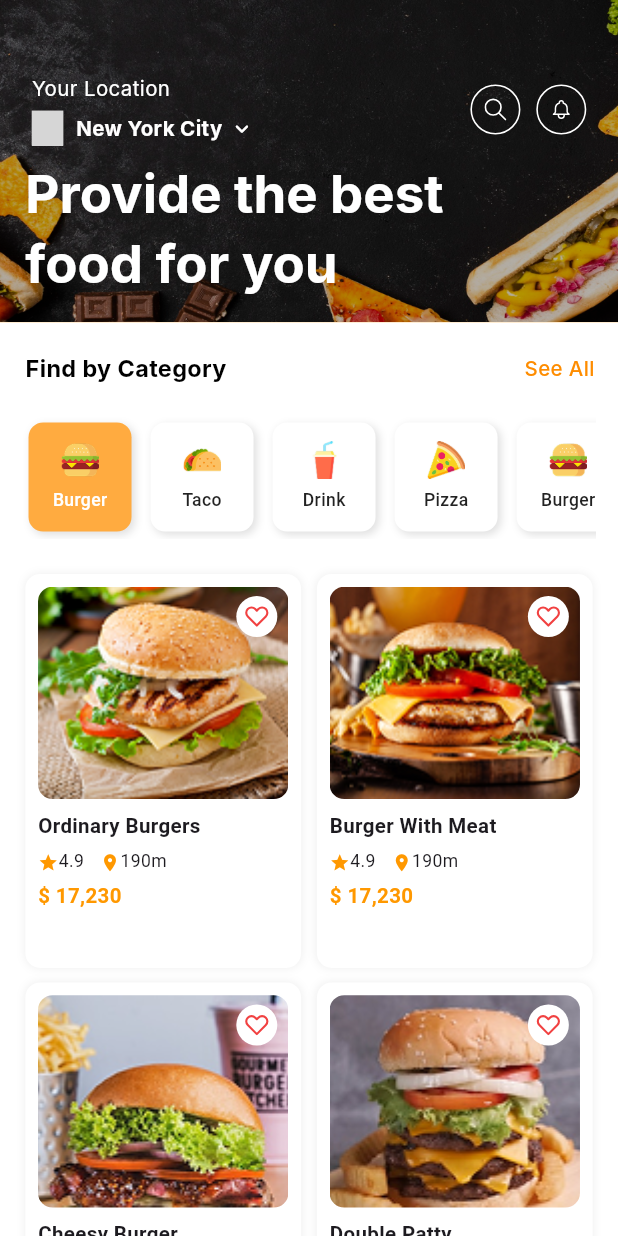
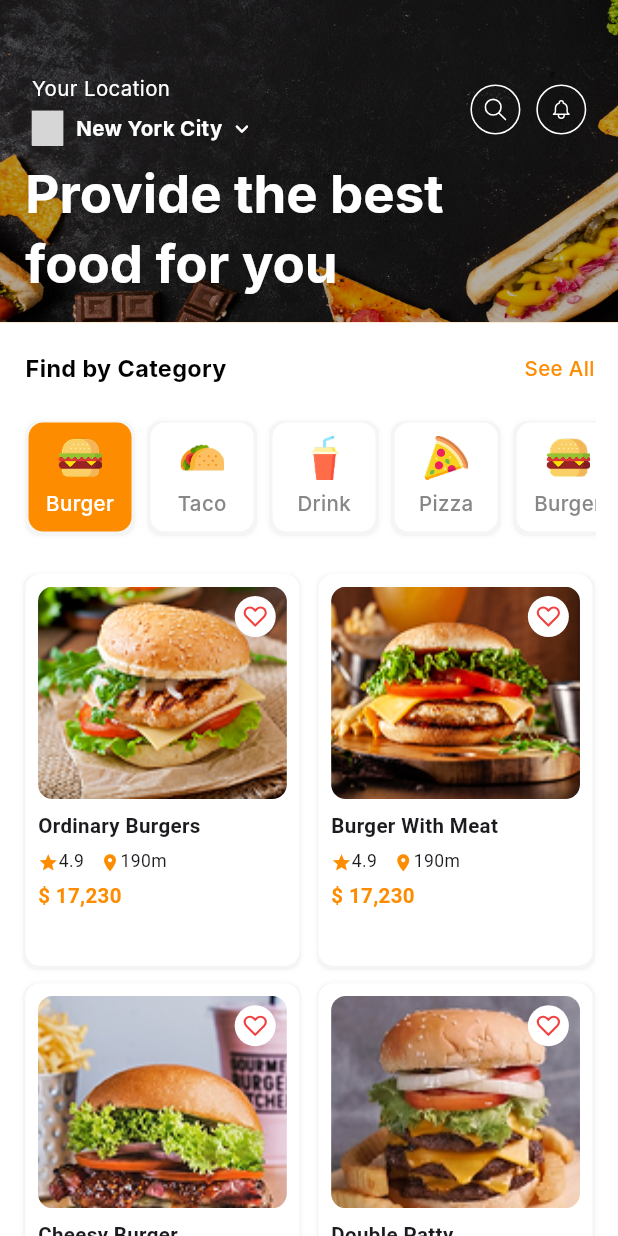
Before and after one commit to Suffixdigital/Zomato-Style-Food-Delivery-App, a Flutter app: the HomeScreen screen opened directly, on a phone screen of 412 x 824 dp. Run offline on Flutter 3.47's test engine with Material 3 defaults, Android fonts, the phone set to English and light mode, and no system bars; our stand-ins replace carousel_slider, flutter_riverpod, flutter_screenutil, flutter_svg, lottie, persistent_bottom_nav_bar_v2 and 2 more; Roboto replaces fonts that are missing (Inter); grey boxes are pictures that could not be loaded.

```diff
--- a/lib/core/constants/text_styles.dart
+++ b/lib/core/constants/text_styles.dart
@@ -272,8 +272,8 @@ class AppTextTheme extends ThemeExtension<AppTextTheme> {
       fontStyle: FontStyle.normal,
       decoration: TextDecoration.none,
     ),
-    headingH5Medium: const TextStyle(
-      fontSize: 24,
+    headingH5Medium: TextStyle(
+      fontSize: isTablet ? 36.sp : 24.sp,
       fontWeight: FontWeight.w500,
       fontFamily: "Inter",
       height: 1.33,
@@ -297,7 +297,7 @@ class AppTextTheme extends ThemeExtension<AppTextTheme> {
       decoration: TextDecoration.none,
     ),
     headingH6SemiBold: TextStyle(
-      fontSize: isTablet ? 26.sp : 18.sp,
+      fontSize: isTablet ? 26.sp : 20.sp,
       fontWeight: FontWeight.w700,
       fontFamily: "Inter",
       height: 1.44,
@@ -440,8 +440,8 @@ class AppTextTheme extends ThemeExtension<AppTextTheme> {
       fontStyle: FontStyle.normal,
       decoration: TextDecoration.none,
     ),
-    bodySuperSmallRegular: const TextStyle(
-      fontSize: 10,
+    bodySuperSmallRegular: TextStyle(
+      fontSize: isTablet ? 12.sp : 10.sp,
       fontWeight: FontWeight.w400,
       fontFamily: "Inter",
       height: 1.6,
--- a/lib/main.dart
+++ b/lib/main.dart
@@ -2,6 +2,7 @@ import 'package:flutter/material.dart';
 import 'package:flutter/services.dart';
 import 'package:flutter_riverpod/flutter_riverpod.dart';
 import 'package:flutter_screenutil/flutter_screenutil.dart';
+import 'package:smart_flutter/core/constants/app_colors.dart';
 
 // Assuming OnboardingScreen is in this path
 import 'screens/onboarding_screen.dart'; //
@@ -126,7 +127,7 @@ class MyApp extends StatelessWidget {
             // Colors.orange will generate different shades of orange for UI elements.
             primarySwatch: Colors.orange,
             // Sets the default background color for [Scaffold] widgets.
-            scaffoldBackgroundColor: Colors.white,
+            scaffoldBackgroundColor: AppColors.neutral0,
             // Enables Material 3 design features and components.
             useMaterial3: true,
           ),
--- a/lib/screens/email_otp_verification_screen.dart
+++ b/lib/screens/email_otp_verification_screen.dart
@@ -215,7 +215,8 @@ class _EmailOtpVerificationScreenState
                                     child: ElevatedButton(
                                       onPressed: onContinuePressed,
                                       style: ElevatedButton.styleFrom(
-                                        backgroundColor: Colors.orange,
+                                        backgroundColor:
+                                            AppColors.primaryAccent,
                                         padding: EdgeInsets.symmetric(
                                           vertical: 16.h,
                                         ),
--- a/lib/screens/forgot_password_contact_details_screen.dart
+++ b/lib/screens/forgot_password_contact_details_screen.dart
@@ -147,7 +147,7 @@ class _ForgotPasswordContactDetailsScreenState
                     );
                   },
                   style: ElevatedButton.styleFrom(
-                    backgroundColor: Colors.orange,
+                    backgroundColor: AppColors.primaryAccent,
                     padding: EdgeInsets.symmetric(vertical: 16.h),
                     shape: RoundedRectangleBorder(
                       borderRadius: BorderRadius.circular(30.r),
--- a/lib/screens/forgot_password_screen.dart
+++ b/lib/screens/forgot_password_screen.dart
@@ -77,7 +77,7 @@ class _ForgotPasswordScreenState extends State<ForgotPasswordScreen> {
                             );
                           },
                           style: ElevatedButton.styleFrom(
-                            backgroundColor: Colors.orange,
+                            backgroundColor: AppColors.primaryAccent,
                             padding: EdgeInsets.symmetric(vertical: 16.h),
                             shape: RoundedRectangleBorder(
                               borderRadius: BorderRadius.circular(30.r),
--- a/lib/screens/home_screen.dart
+++ b/lib/screens/home_screen.dart
@@ -30,49 +30,6 @@ class _HomeScreenState extends State<HomeScreen> {
     {"icon": "assets/images/pizza.png", "label": "Pizza"},
   ];
 
-  /*final List<BurgerModel> burgers = [
-    BurgerModel(
-      id: "1",
-      name: 'Ordinary Burgers',
-      image: 'assets/images/burger1.png',
-    ),
-    BurgerModel(
-      id: "1",
-      name: 'Burger With Meat',
-      image: 'assets/images/burger2.png',
-    ),
-    BurgerModel(
-      id: "1",
-      name: 'BBQ Burger',
-      image: 'assets/images/burger3.png',
-    ),
-    BurgerModel(
-      id: "1",
-      name: 'Cheese Overload',
-      image: 'assets/images/burger4.png',
-    ),
-    BurgerModel(
-      id: "1",
-      name: 'Ordinary Burgers',
-      image: 'assets/images/burger1.png',
-    ),
-    BurgerModel(
-      id: "1",
-      name: 'Burger With Meat',
-      image: 'assets/images/burger2.png',
-    ),
-    BurgerModel(
-      id: "1",
-      name: 'BBQ Burger',
-      image: 'assets/images/burger3.png',
-    ),
-    BurgerModel(
-      id: "1",
-      name: 'Cheese Overload',
-      image: 'assets/images/burger4.png',
-    ),
-  ];*/
-
   @override
   Widget build(BuildContext context) {
     return LayoutBuilder(
@@ -91,7 +48,7 @@ class _HomeScreenState extends State<HomeScreen> {
               SliverAppBar(
                 expandedHeight: 220.h,
                 pinned: true,
-                backgroundColor: Colors.orange,
+                backgroundColor: AppColors.primaryAccent,
                 flexibleSpace: FlexibleSpaceBar(
                   titlePadding: EdgeInsets.only(
                     left: 16.w,
@@ -163,7 +120,7 @@ class _HomeScreenState extends State<HomeScreen> {
                                         SizedBox(width: 4.w),
                                         Icon(
                                           Icons.keyboard_arrow_down_rounded,
-                                          color: Colors.white,
+                                          color: AppColors.neutral0,
                                           size: 18.sp,
                                         ),
                                       ],
@@ -270,8 +227,8 @@ class _HomeScreenState extends State<HomeScreen> {
                   gridDelegate: SliverGridDelegateWithFixedCrossAxisCount(
                     crossAxisCount: crossAxisCount,
                     childAspectRatio: 0.7,
-                    crossAxisSpacing: 10.w,
-                    mainAxisSpacing: 10.h,
+                    crossAxisSpacing: 12.w,
+                    mainAxisSpacing: 12.h,
                   ),
                 ),
               ),
@@ -286,27 +243,29 @@ class _HomeScreenState extends State<HomeScreen> {
     return Container(
       padding: EdgeInsets.all(8.w),
       decoration: BoxDecoration(
-        color: selected ? Colors.orangeAccent : Colors.white,
+        color: selected ? AppColors.primaryAccent : AppColors.neutral0,
         borderRadius: BorderRadius.circular(10.r),
         boxShadow: [
           BoxShadow(
-            color: Colors.black12,
-            blurRadius: 4.r,
-            offset: Offset(2, 2),
+            color: AppColors.neutral20,
+            spreadRadius: 2.r,
+            blurRadius: 2.r,
+            blurStyle: BlurStyle.solid,
+            offset: Offset(0, 1),
           ),
         ],
       ),
       child: Column(
         mainAxisAlignment: MainAxisAlignment.center,
         children: [
-          Image.asset(icon, width: 24.w, height: 24.w),
+          Image.asset(icon, width: 28.w, height: 28.w),
           SizedBox(height: 6.h),
           Text(
             label,
-            style: TextStyle(
-              color: selected ? Colors.white : Colors.black87,
-              fontWeight: FontWeight.w500,
-              fontSize: 12.sp,
+            style: AppTextTheme.fallback(
+              isTablet: false,
+            ).bodyMediumMedium!.copyWith(
+              color: selected ? AppColors.neutral0 : AppColors.neutral60,
             ),
           ),
         ],
@@ -326,8 +285,16 @@ class _HomeScreenState extends State<HomeScreen> {
       child: Container(
         decoration: BoxDecoration(
           borderRadius: BorderRadius.circular(10.r),
-          color: Colors.white,
-          boxShadow: [BoxShadow(color: Colors.grey.shade200, blurRadius: 5.r)],
+          color: AppColors.neutral0,
+          boxShadow: [
+            BoxShadow(
+              color: AppColors.neutral20,
+              spreadRadius: 1.r,
+              blurRadius: 2.r,
+              blurStyle: BlurStyle.solid,
+              offset: Offset(0, 1.5),
+            ),
+          ],
         ),
         child: Column(
           crossAxisAlignment: CrossAxisAlignment.start,
@@ -351,7 +318,7 @@ class _HomeScreenState extends State<HomeScreen> {
                   right: 15.w,
                   child: CircleAvatar(
                     radius: 14.r,
-                    backgroundColor: Colors.white,
+                    backgroundColor: AppColors.neutral0,
                     child: SvgPicture.asset(
                       "assets/icons/favorite.svg",
                       width: 16.w,
@@ -380,13 +347,17 @@ class _HomeScreenState extends State<HomeScreen> {
                   SizedBox(height: 5.h),
                   Row(
                     children: [
-                      Icon(Icons.star, color: Colors.orange, size: 14.sp),
+                      Icon(
+                        Icons.star,
+                        color: AppColors.primaryAccent,
+                        size: 14.sp,
+                      ),
                       Text('4.9', style: TextStyle(fontSize: 12.sp)),
                       SizedBox(width: 10.w),
                       Icon(
                         Icons.location_on,
                         size: 14.sp,
-                        color: Colors.orange,
+                        color: AppColors.primaryAccent,
                       ),
                       Text('190m', style: TextStyle(fontSize: 12.sp)),
                     ],
@@ -395,7 +366,7 @@ class _HomeScreenState extends State<HomeScreen> {
                   Text(
                     '\$ 17,230',
                     style: TextStyle(
-                      color: Colors.orange,
+                      color: AppColors.primaryAccent,
                       fontWeight: FontWeight.bold,
                       fontSize: 14.sp,
                     ),
--- a/lib/screens/reset_password_screen.dart
+++ b/lib/screens/reset_password_screen.dart
@@ -225,7 +225,8 @@ class _ResetPasswordScreenState extends State<ResetPasswordScreen> {
                                         child: ElevatedButton(
                                           onPressed: _onVerifyPressed,
                                           style: ElevatedButton.styleFrom(
-                                            backgroundColor: Colors.orange,
+                                            backgroundColor:
+                                                AppColors.primaryAccent,
                                             padding: EdgeInsets.symmetric(
                                               vertical: 16.h,
                                             ),
--- a/lib/views/widgets/cart_screen/cart_filled_view.dart
+++ b/lib/views/widgets/cart_screen/cart_filled_view.dart
@@ -99,7 +99,7 @@ class CartFilledView extends ConsumerWidget {
                 ElevatedButton(
                   onPressed: () {},
                   style: ElevatedButton.styleFrom(
-                    backgroundColor: Colors.orange,
+                    backgroundColor: AppColors.primaryAccent,
                     shape: RoundedRectangleBorder(
                       borderRadius: BorderRadius.circular(20.r),
                     ),
@@ -480,7 +480,7 @@ class CartFilledView extends ConsumerWidget {
             child: ElevatedButton(
               onPressed: () {},
               style: ElevatedButton.styleFrom(
-                backgroundColor: Colors.orange,
+                backgroundColor: AppColors.primaryAccent,
                 padding: EdgeInsets.symmetric(vertical: 16.h),
                 shape: RoundedRectangleBorder(
                   borderRadius: BorderRadius.circular(30.r),
--- a/pubspec.yaml
+++ b/pubspec.yaml
@@ -46,6 +46,7 @@ dependencies:
   carousel_slider: ^5.0.0
   smooth_page_indicator: ^1.2.1
   flutter_riverpod: ^2.6.1
+  google_fonts: ^6.2.1
 
 dev_dependencies:
   flutter_test:
```
Also changed, not shown: lib/model/credit_card_model.dart (added, +13 -0 lines), lib/screens/credit_card_screen.dart (added, +118 -0 lines), lib/screens/profile_screen.dart (+8 -1 lines), lib/viewmodels/credit_card_viewmodel.dart (added, +49 -0 lines), lib/views/widgets/credit_card_screen/card_list_tile.dart (added, +63 -0 lines), lib/views/widgets/credit_card_screen/credit_card_header.dart (added, +49 -0 lines), lib/views/widgets/credit_card_screen/credit_card_widget.dart (added, +110 -0 lines), assets/images/applepay.png (added), assets/images/creditcard_bg.png (added), assets/images/mastercard.png (added), assets/images/paypal.png (added).
